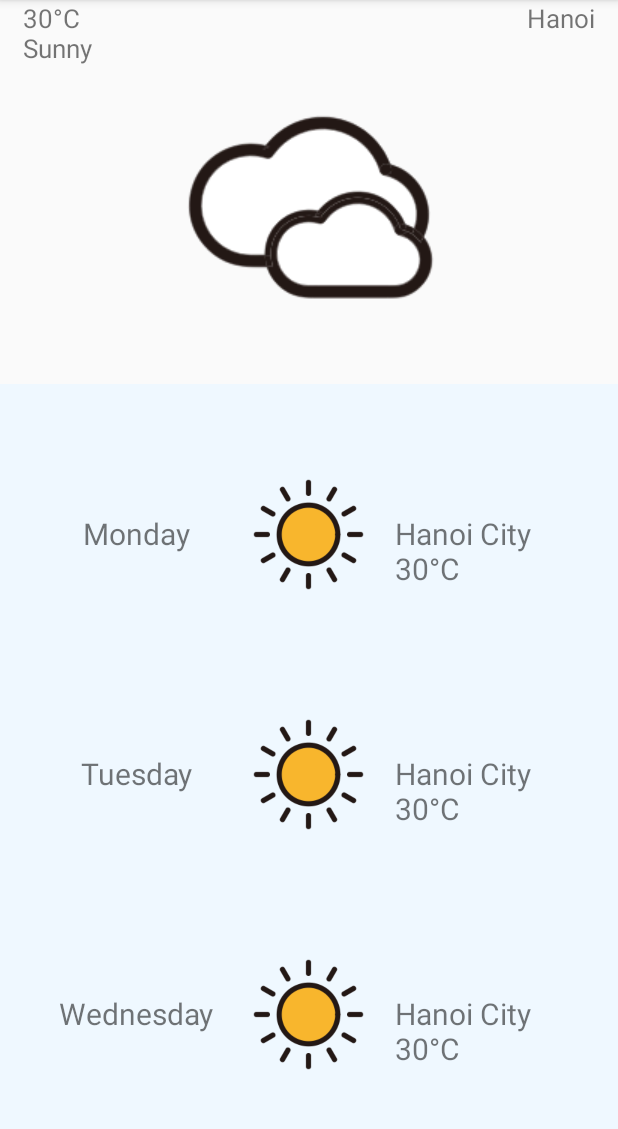
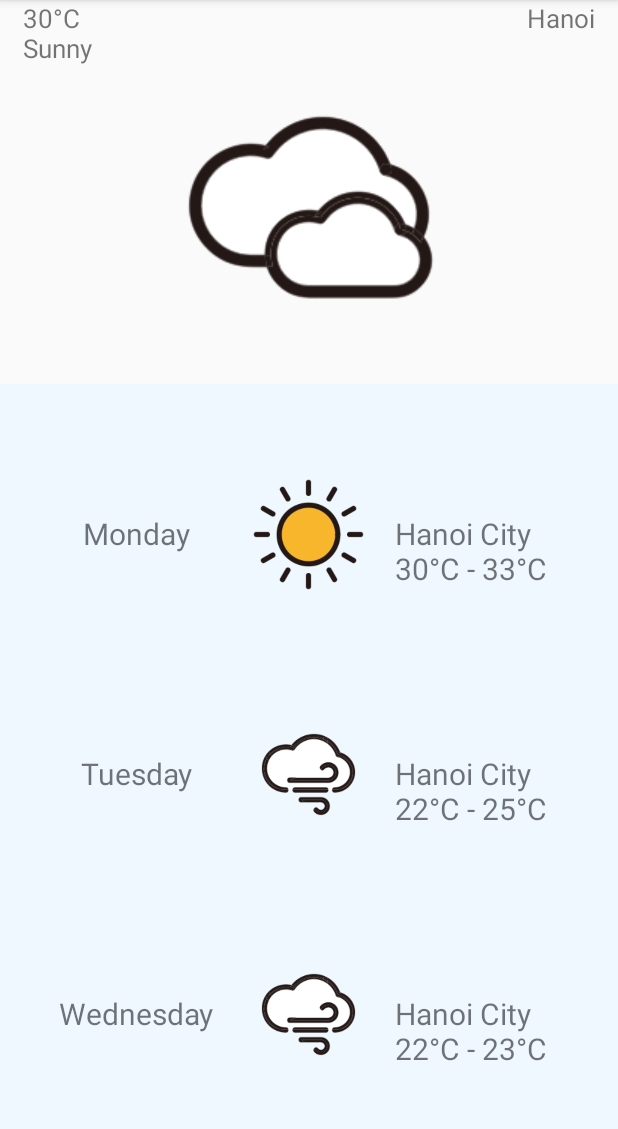
Before and after one commit to PhuongPhg/androiddev2021, an Android app: the screen it shows after launch (WeatherActivity), on a phone screen of 412 x 824 dp, the part 84-1213 px from its top. Run offline under Robolectric (Android 15) with nearby library versions, the phone set to English and light mode, and no system bars.

Commit message:
Add condition for the display in prac 5

```diff
--- a/app/src/main/java/vn/edu/usth/weather/ForecastFragment.java
+++ b/app/src/main/java/vn/edu/usth/weather/ForecastFragment.java
@@ -76,7 +76,8 @@ public class ForecastFragment extends Fragment {
 
         LinearLayout llmain = (LinearLayout) view.findViewById(R.id.linearParent);
         String[] idList = {"Monday", "Tuesday", "Wednesday", "Thursday", "Friday", "Saturday", "Sunday" };
-        int[] iconSet = {R.drawable.sun, R.drawable.windy, R.drawable.cloud, R.drawable.rain};
+        int[] iconSet = {R.drawable.sun, R.drawable.enoughsunny,R.drawable.cloud, R.drawable.windy, R.drawable.rain,};
+
         for(int i =0 ; i<idList.length; i++) {
             LinearLayout ll = new LinearLayout(this.getActivity());
             ll.setOrientation(LinearLayout.HORIZONTAL);
@@ -97,18 +98,31 @@ public class ForecastFragment extends Fragment {
             txt.setLayoutParams(paramDay);
             ll.addView(txt);
 
+            int degreeMin = (int)(Math.random()*(35-15+1)+15);
+            int degreeMax = degreeMin + (int)(Math.random()*(3-1+1)+1);
+            int random;
+            if (degreeMin >= 30){
+                random = 0;
+            } else if(degreeMin >=25 && degreeMin <30){
+                random = 1;
+            } else if(degreeMin >=20 && degreeMin <25){
+                random = (int)(Math.random()*(3-2+1)+2);
+            } else{
+                random = 4;
+            }
             ImageView imgWeather = new ImageView(this.getContext());
             LinearLayout.LayoutParams paramImg = new LinearLayout.LayoutParams(
                     0, LayoutParams.WRAP_CONTENT, 1.0f
             );
-            Random random = new Random(System.currentTimeMillis());
-            imgWeather.setImageResource(iconSet[random.nextInt(iconSet.length-1)]);
+//            Random random = new Random(System.currentTimeMillis());
+//            imgWeather.setImageResource(iconSet[random.nextInt(iconSet.length-1)]);
+            imgWeather.setImageResource(iconSet[random]);
             imgWeather.setLayoutParams(paramImg);
             imgWeather.setScaleType(ImageView.ScaleType.CENTER_INSIDE);
             ll.addView(imgWeather);
 
             TextView place = new TextView(this.getContext());
-            place.setText("Hanoi City\n30°C");
+            place.setText("Hanoi City\n"+degreeMin+"°C - "+degreeMax+"°C");
             place.setTextSize(20);
             place.setGravity(Gravity.LEFT);
             LinearLayout.LayoutParams paramPlace = new LinearLayout.LayoutParams(
```
